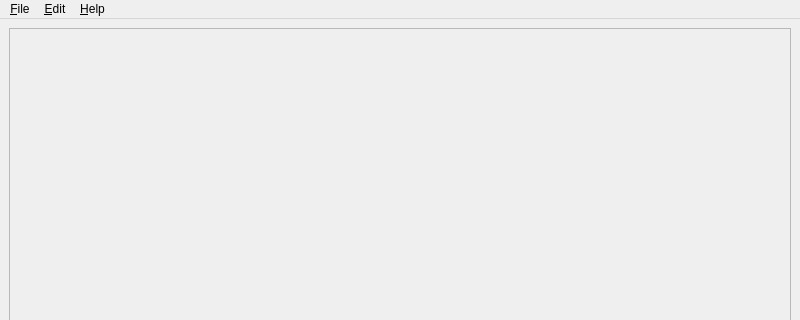
First picture: the form in editor.ui, repository performous/composer, before the edit; both pictures show x 0 to 800 and y 0 to 320 of the 800 by 600 pixel window.
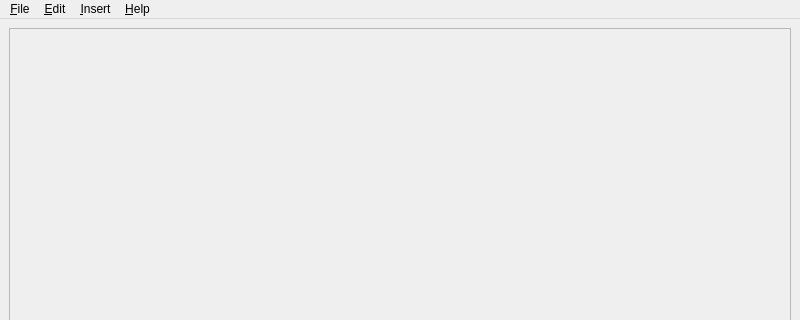
Second picture: the form after the edit. Custom widgets are drawn as their Qt base class.

Diff of the .ui file:
```diff
--- a/editor.ui
+++ b/editor.ui
@@ -123,8 +123,18 @@
     </property>
     <addaction name="actionAbout"/>
    </widget>
+   <widget class="QMenu" name="menuInsert">
+    <property name="title">
+     <string>&amp;Insert</string>
+    </property>
+    <addaction name="actionMusicFile"/>
+    <addaction name="separator"/>
+    <addaction name="actionLyricsFromFile"/>
+    <addaction name="actionLyricsFromClipboard"/>
+   </widget>
    <addaction name="menuFile"/>
    <addaction name="menuEdit"/>
+   <addaction name="menuInsert"/>
    <addaction name="menuHelp"/>
   </widget>
   <widget class="QStatusBar" name="statusbar"/>
```
Left out of the diff: 41 changed lines with no effect on the pictures.
